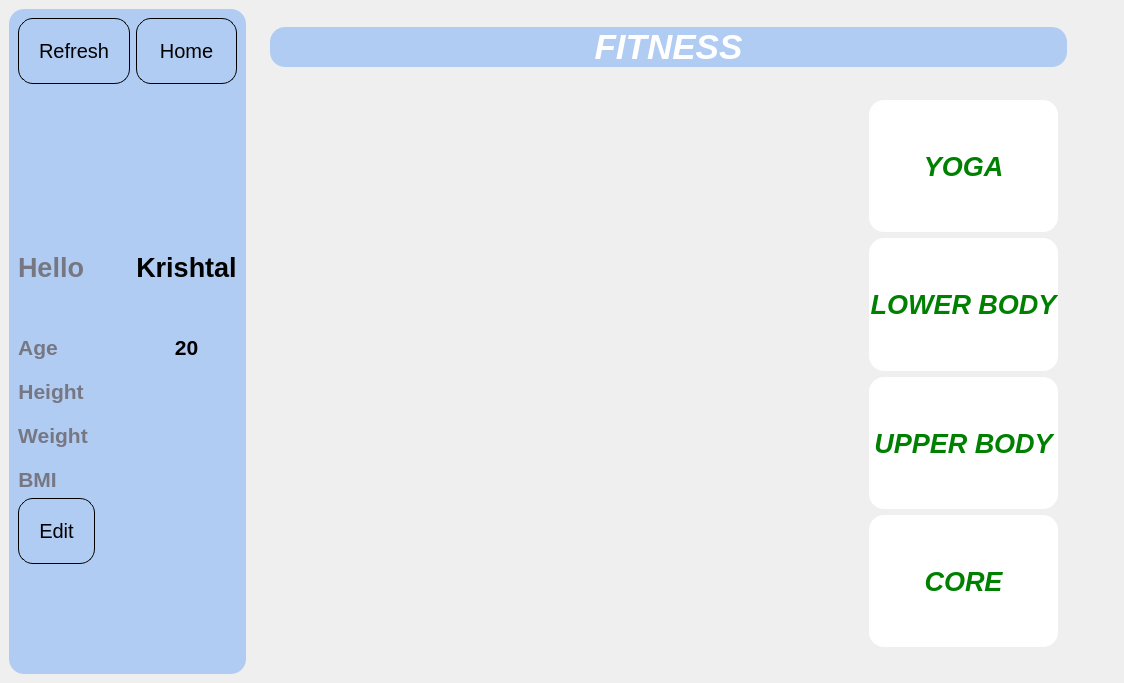
Before: the Qt Designer form K/fitness.ui in burr1to/kaizen, drawn with Qt 5.
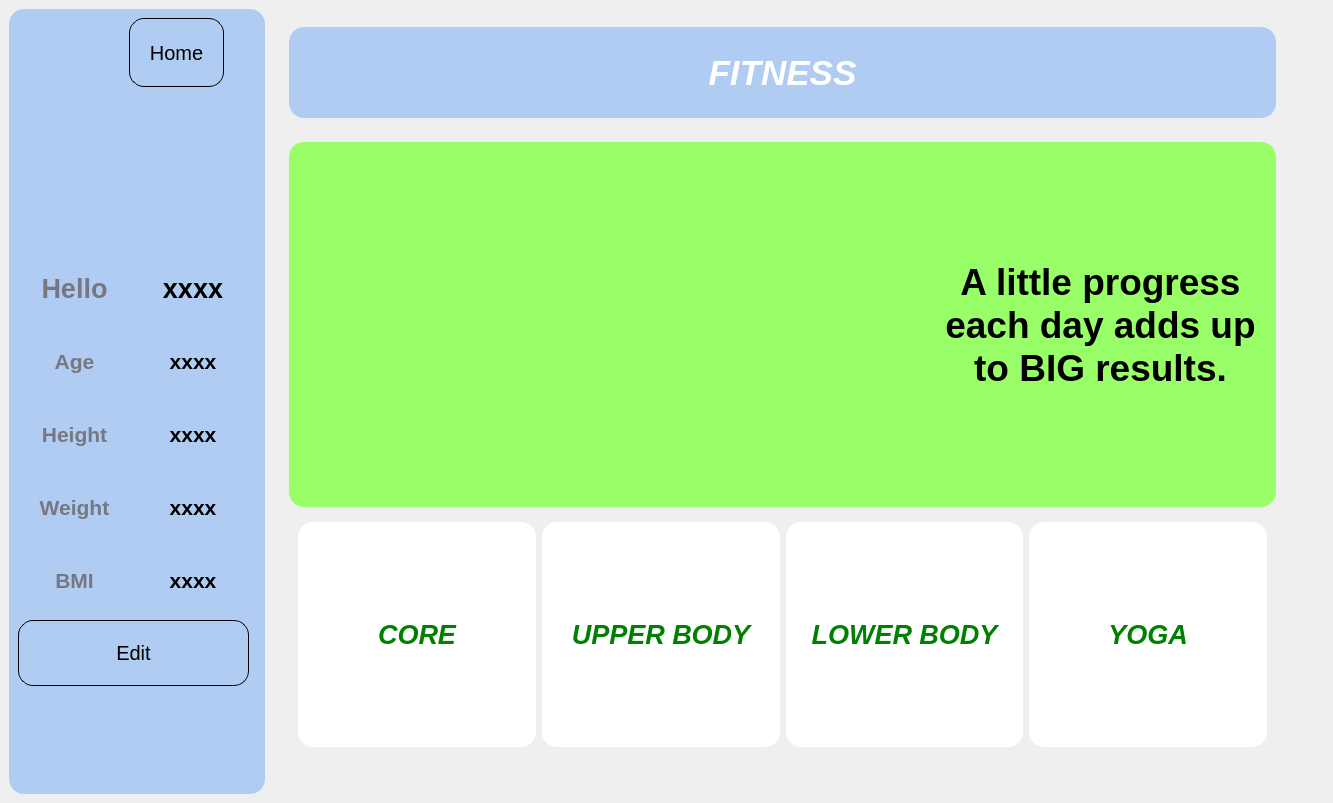
After: the same form once the commit is applied. Icons and pictures are not drawn.

Patch:
```diff
--- a/K/fitness.ui
+++ b/K/fitness.ui
@@ -6,8 +6,8 @@
    <rect>
     <x>0</x>
     <y>0</y>
-    <width>1124</width>
-    <height>683</height>
+    <width>1333</width>
+    <height>803</height>
    </rect>
   </property>
   <property name="windowTitle">
@@ -34,9 +34,39 @@
       <property name="frameShadow">
        <enum>QFrame::Raised</enum>
       </property>
-      <layout class="QFormLayout" name="formLayout">
-       <item row="1" column="0" colspan="2">
+      <widget class="QPushButton" name="home">
+       <property name="geometry">
+        <rect>
+         <x>120</x>
+         <y>9</y>
+         <width>95</width>
+         <height>69</height>
+        </rect>
+       </property>
+       <property name="styleSheet">
+        <string notr="true">#home{
+
+padding:20px;
+color:black;
+font-size:20px;
+border:1px solid black;
+
+
+}</string>
+       </property>
+       <property name="text">
+        <string>Home</string>
+       </property>
+      </widget>
         <widget class="QPushButton" name="pushButton_goback">
+       <property name="geometry">
+        <rect>
+         <x>9</x>
+         <y>84</y>
+         <width>28</width>
+         <height>70</height>
+        </rect>
+       </property>
          <property name="sizePolicy">
           <sizepolicy hsizetype="Preferred" vsizetype="Preferred">
            <horstretch>0</horstretch>
@@ -56,21 +86,34 @@
           <string/>
          </property>
         </widget>
-       </item>
-       <item row="2" column="0" colspan="2">
-        <spacer name="horizontalSpacer_5">
-         <property name="orientation">
-          <enum>Qt::Horizontal</enum>
-         </property>
-         <property name="sizeHint" stdset="0">
-          <size>
-           <width>40</width>
-           <height>80</height>
-          </size>
-         </property>
-        </spacer>
-       </item>
-       <item row="3" column="0">
+      <widget class="QLabel" name="test">
+       <property name="geometry">
+        <rect>
+         <x>9</x>
+         <y>475</y>
+         <width>16</width>
+         <height>16</height>
+        </rect>
+       </property>
+       <property name="text">
+        <string/>
+       </property>
+      </widget>
+      <widget class="QWidget" name="">
+       <property name="geometry">
+        <rect>
+         <x>9</x>
+         <y>246</y>
+         <width>231</width>
+         <height>431</height>
+        </rect>
+       </property>
+       <layout class="QVBoxLayout" name="verticalLayout_4">
+        <item>
+         <layout class="QVBoxLayout" name="verticalLayout_3">
+          <item>
+           <layout class="QHBoxLayout" name="horizontalLayout_7">
+            <item>
         <widget class="QLabel" name="label_6">
          <property name="font">
           <font>
@@ -89,8 +132,8 @@
          </property>
         </widget>
        </item>
-       <item row="3" column="1">
-        <widget class="QLabel" name="label_19">
+            <item>
+             <widget class="QLabel" name="helloname">
          <property name="font">
           <font>
            <pointsize>20</pointsize>
@@ -102,27 +145,18 @@
           <string notr="true">color : black;</string>
          </property>
          <property name="text">
-          <string>Krishtal</string>
+               <string>xxxx</string>
          </property>
          <property name="alignment">
           <set>Qt::AlignCenter</set>
          </property>
         </widget>
        </item>
-       <item row="4" column="0" colspan="2">
-        <spacer name="horizontalSpacer">
-         <property name="orientation">
-          <enum>Qt::Horizontal</enum>
-         </property>
-         <property name="sizeHint" stdset="0">
-          <size>
-           <width>40</width>
-           <height>40</height>
-          </size>
-         </property>
-        </spacer>
-       </item>
-       <item row="5" column="0">
+           </layout>
+          </item>
+          <item>
+           <layout class="QHBoxLayout" name="horizontalLayout_11">
+            <item>
         <widget class="QLabel" name="label_2">
          <property name="font">
           <font>
@@ -141,7 +175,7 @@
          </property>
         </widget>
        </item>
-       <item row="5" column="1">
+            <item>
         <widget class="QLabel" name="age">
          <property name="font">
           <font>
@@ -154,27 +188,18 @@
           <string notr="true">color : black;</string>
          </property>
          <property name="text">
-          <string>20</string>
+               <string>xxxx</string>
          </property>
          <property name="alignment">
           <set>Qt::AlignCenter</set>
          </property>
         </widget>
        </item>
-       <item row="6" column="0" colspan="2">
-        <spacer name="horizontalSpacer_2">
-         <property name="orientation">
-          <enum>Qt::Horizontal</enum>
-         </property>
-         <property name="sizeHint" stdset="0">
-          <size>
-           <width>40</width>
-           <height>7</height>
-          </size>
-         </property>
-        </spacer>
-       </item>
-       <item row="7" column="0">
+           </layout>
+          </item>
+          <item>
+           <layout class="QHBoxLayout" name="horizontalLayout_10">
+            <item>
         <widget class="QLabel" name="label_4">
          <property name="font">
           <font>
@@ -193,7 +218,7 @@
          </property>
         </widget>
        </item>
-       <item row="7" column="1">
+            <item>
         <widget class="QLabel" name="height">
          <property name="font">
           <font>
@@ -206,27 +231,18 @@
           <string notr="true">color : black;</string>
          </property>
          <property name="text">
-          <string/>
+               <string>xxxx</string>
          </property>
          <property name="alignment">
           <set>Qt::AlignCenter</set>
          </property>
         </widget>
        </item>
-       <item row="8" column="0" colspan="2">
-        <spacer name="horizontalSpacer_3">
-         <property name="orientation">
-          <enum>Qt::Horizontal</enum>
-         </property>
-         <property name="sizeHint" stdset="0">
-          <size>
-           <width>40</width>
-           <height>7</height>
-          </size>
-         </property>
-        </spacer>
-       </item>
-       <item row="9" column="0">
+           </layout>
+          </item>
+          <item>
+           <layout class="QHBoxLayout" name="horizontalLayout_9">
+            <item>
         <widget class="QLabel" name="label_7">
          <property name="font">
           <font>
@@ -245,7 +261,7 @@
          </property>
         </widget>
        </item>
-       <item row="9" column="1">
+            <item>
         <widget class="QLabel" name="weight">
          <property name="font">
           <font>
@@ -258,27 +274,18 @@
           <string notr="true">color : black;</string>
          </property>
          <property name="text">
-          <string/>
+               <string>xxxx</string>
          </property>
          <property name="alignment">
           <set>Qt::AlignCenter</set>
          </property>
         </widget>
        </item>
-       <item row="10" column="0" colspan="2">
-        <spacer name="horizontalSpacer_4">
-         <property name="orientation">
-          <enum>Qt::Horizontal</enum>
-         </property>
-         <property name="sizeHint" stdset="0">
-          <size>
-           <width>40</width>
-           <height>7</height>
-          </size>
-         </property>
-        </spacer>
-       </item>
-       <item row="11" column="0">
+           </layout>
+          </item>
+          <item>
+           <layout class="QHBoxLayout" name="horizontalLayout_8">
+            <item>
         <widget class="QLabel" name="label_9">
          <property name="font">
           <font>
@@ -297,7 +304,7 @@
          </property>
         </widget>
        </item>
-       <item row="11" column="1">
+            <item>
         <widget class="QLabel" name="bmi">
          <property name="font">
           <font>
@@ -310,14 +317,18 @@
           <string notr="true">color : black;</string>
          </property>
          <property name="text">
-          <string/>
+               <string>xxxx</string>
          </property>
          <property name="alignment">
           <set>Qt::AlignCenter</set>
          </property>
         </widget>
        </item>
-       <item row="12" column="0">
+           </layout>
+          </item>
+         </layout>
+        </item>
+        <item>
         <widget class="QPushButton" name="editstuff">
          <property name="styleSheet">
           <string notr="true">#editstuff{
@@ -332,47 +343,8 @@
          </property>
         </widget>
        </item>
-       <item row="12" column="1">
-        <widget class="QLabel" name="test">
-         <property name="text">
-          <string/>
-         </property>
-        </widget>
-       </item>
-       <item row="0" column="0">
-        <widget class="QPushButton" name="refresh">
-         <property name="styleSheet">
-          <string notr="true">#refresh{
-padding:20px;
-color:black;
-font-size:20px;
-border:1px solid black;
-}</string>
-         </property>
-         <property name="text">
-          <string>Refresh</string>
-         </property>
-        </widget>
-       </item>
-       <item row="0" column="1">
-        <widget class="QPushButton" name="home">
-         <property name="styleSheet">
-          <string notr="true">#home{
-
-padding:20px;
-color:black;
-font-size:20px;
-border:1px solid black;
-
-
-}</string>
-         </property>
-         <property name="text">
-          <string>Home</string>
-         </property>
-        </widget>
-       </item>
-      </layout>
+       </layout>
+      </widget>
      </widget>
     </item>
     <item>
@@ -393,7 +365,7 @@
       <property name="frameShadow">
        <enum>QFrame::Raised</enum>
       </property>
-      <layout class="QVBoxLayout" name="verticalLayout_2" stretch="0,7">
+      <layout class="QVBoxLayout" name="verticalLayout_2" stretch="1,6">
        <item>
         <widget class="QFrame" name="frame_4">
          <property name="frameShape">
@@ -435,7 +407,32 @@
          <property name="frameShadow">
           <enum>QFrame::Raised</enum>
          </property>
-         <layout class="QHBoxLayout" name="horizontalLayout_3" stretch="3,1">
+         <layout class="QVBoxLayout" name="verticalLayout_5" stretch="3,2,0">
+          <item>
+           <widget class="QFrame" name="frame_chart">
+            <property name="styleSheet">
+             <string notr="true">background-color: rgb(153, 255, 105);</string>
+            </property>
+            <property name="frameShape">
+             <enum>QFrame::StyledPanel</enum>
+            </property>
+            <property name="frameShadow">
+             <enum>QFrame::Raised</enum>
+            </property>
+            <layout class="QHBoxLayout" name="horizontalLayout_2" stretch="0,9,5">
+             <item>
+              <spacer name="verticalSpacer_2">
+               <property name="orientation">
+                <enum>Qt::Vertical</enum>
+               </property>
+               <property name="sizeHint" stdset="0">
+                <size>
+                 <width>30</width>
+                 <height>40</height>
+                </size>
+               </property>
+              </spacer>
+             </item>
           <item>
            <widget class="QFrame" name="frame_6">
             <property name="frameShape">
@@ -444,10 +441,43 @@
             <property name="frameShadow">
              <enum>QFrame::Raised</enum>
             </property>
-            <layout class="QVBoxLayout" name="verticalLayout_4">
+               <layout class="QHBoxLayout" name="horizontalLayout_5">
              <item>
               <widget class="QFrame" name="horizontalFrame_chart">
-               <layout class="QHBoxLayout" name="horizontalLayout_2"/>
+                  <layout class="QHBoxLayout" name="horizontalLayout_4"/>
+                 </widget>
+                </item>
+               </layout>
+              </widget>
+             </item>
+             <item>
+              <widget class="QFrame" name="frame_7">
+               <property name="frameShape">
+                <enum>QFrame::StyledPanel</enum>
+               </property>
+               <property name="frameShadow">
+                <enum>QFrame::Raised</enum>
+               </property>
+               <layout class="QHBoxLayout" name="horizontalLayout_6">
+                <item>
+                 <widget class="QLabel" name="label_3">
+                  <property name="font">
+                   <font>
+                    <pointsize>28</pointsize>
+                    <bold>true</bold>
+                   </font>
+                  </property>
+                  <property name="text">
+                   <string>A little progress 
+each day adds up 
+to BIG results.</string>
+                  </property>
+                  <property name="alignment">
+                   <set>Qt::AlignCenter</set>
+                  </property>
+                 </widget>
+                </item>
+               </layout>
               </widget>
              </item>
             </layout>
@@ -476,77 +506,7 @@
             <property name="frameShadow">
              <enum>QFrame::Raised</enum>
             </property>
-            <layout class="QVBoxLayout" name="verticalLayout_3">
-             <item>
-              <widget class="QPushButton" name="pushButton_yoga">
-               <property name="sizePolicy">
-                <sizepolicy hsizetype="Preferred" vsizetype="Preferred">
-                 <horstretch>0</horstretch>
-                 <verstretch>0</verstretch>
-                </sizepolicy>
-               </property>
-               <property name="font">
-                <font>
-                 <pointsize>20</pointsize>
-                 <italic>true</italic>
-                 <bold>true</bold>
-                </font>
-               </property>
-               <property name="styleSheet">
-                <string notr="true">
-border-image: url(:/images/src_images/yoga.png);</string>
-               </property>
-               <property name="text">
-                <string>YOGA</string>
-               </property>
-              </widget>
-             </item>
-             <item>
-              <widget class="QPushButton" name="pushButton_lowerbody">
-               <property name="sizePolicy">
-                <sizepolicy hsizetype="Preferred" vsizetype="Preferred">
-                 <horstretch>0</horstretch>
-                 <verstretch>0</verstretch>
-                </sizepolicy>
-               </property>
-               <property name="font">
-                <font>
-                 <pointsize>20</pointsize>
-                 <italic>true</italic>
-                 <bold>true</bold>
-                </font>
-               </property>
-               <property name="styleSheet">
-                <string notr="true">border-image: url(:/images/src_images/lower_body.png);</string>
-               </property>
-               <property name="text">
-                <string>LOWER BODY</string>
-               </property>
-              </widget>
-             </item>
-             <item>
-              <widget class="QPushButton" name="pushButton_uperbody">
-               <property name="sizePolicy">
-                <sizepolicy hsizetype="Preferred" vsizetype="Preferred">
-                 <horstretch>0</horstretch>
-                 <verstretch>0</verstretch>
-                </sizepolicy>
-               </property>
-               <property name="font">
-                <font>
-                 <pointsize>20</pointsize>
-                 <italic>true</italic>
-                 <bold>true</bold>
-                </font>
-               </property>
-               <property name="styleSheet">
-                <string notr="true">border-image: url(:/images/src_images/upper body.png);</string>
-               </property>
-               <property name="text">
-                <string>UPPER BODY</string>
-               </property>
-              </widget>
-             </item>
+            <layout class="QHBoxLayout" name="horizontalLayout_3">
              <item>
               <widget class="QPushButton" name="pushButton_core">
                <property name="sizePolicy">
@@ -570,9 +530,92 @@
                </property>
               </widget>
              </item>
+             <item>
+              <widget class="QPushButton" name="pushButton_uperbody">
+               <property name="sizePolicy">
+                <sizepolicy hsizetype="Preferred" vsizetype="Preferred">
+                 <horstretch>0</horstretch>
+                 <verstretch>0</verstretch>
+                </sizepolicy>
+               </property>
+               <property name="font">
+                <font>
+                 <pointsize>20</pointsize>
+                 <italic>true</italic>
+                 <bold>true</bold>
+                </font>
+               </property>
+               <property name="styleSheet">
+                <string notr="true">border-image: url(:/images/src_images/upper body.png);</string>
+               </property>
+               <property name="text">
+                <string>UPPER BODY</string>
+               </property>
+              </widget>
+             </item>
+             <item>
+              <widget class="QPushButton" name="pushButton_lowerbody">
+               <property name="sizePolicy">
+                <sizepolicy hsizetype="Preferred" vsizetype="Preferred">
+                 <horstretch>0</horstretch>
+                 <verstretch>0</verstretch>
+                </sizepolicy>
+               </property>
+               <property name="font">
+                <font>
+                 <pointsize>20</pointsize>
+                 <italic>true</italic>
+                 <bold>true</bold>
+                </font>
+               </property>
+               <property name="styleSheet">
+                <string notr="true">border-image: url(:/images/src_images/lower_body.png);</string>
+               </property>
+               <property name="text">
+                <string>LOWER BODY</string>
+               </property>
+              </widget>
+             </item>
+             <item>
+              <widget class="QPushButton" name="pushButton_yoga">
+               <property name="sizePolicy">
+                <sizepolicy hsizetype="Preferred" vsizetype="Preferred">
+                 <horstretch>0</horstretch>
+                 <verstretch>0</verstretch>
+                </sizepolicy>
+               </property>
+               <property name="font">
+                <font>
+                 <pointsize>20</pointsize>
+                 <italic>true</italic>
+                 <bold>true</bold>
+                </font>
+               </property>
+               <property name="styleSheet">
+                <string notr="true">
+border-image: url(:/images/src_images/yoga.png);</string>
+               </property>
+               <property name="text">
+                <string>YOGA</string>
+               </property>
+              </widget>
+             </item>
             </layout>
            </widget>
           </item>
+          <item>
+           <spacer name="horizontalSpacer_6">
+            <property name="orientation">
+             <enum>Qt::Horizontal</enum>
+            </property>
+            <property name="sizeHint" stdset="0">
+             <size>
+              <width>40</width>
+              <height>20</height>
+             </size>
+            </property>
+           </spacer>
+          </item>
          </layout>
         </widget>
        </item>
```
Lines whose indentation alone changed are shown as unchanged.
